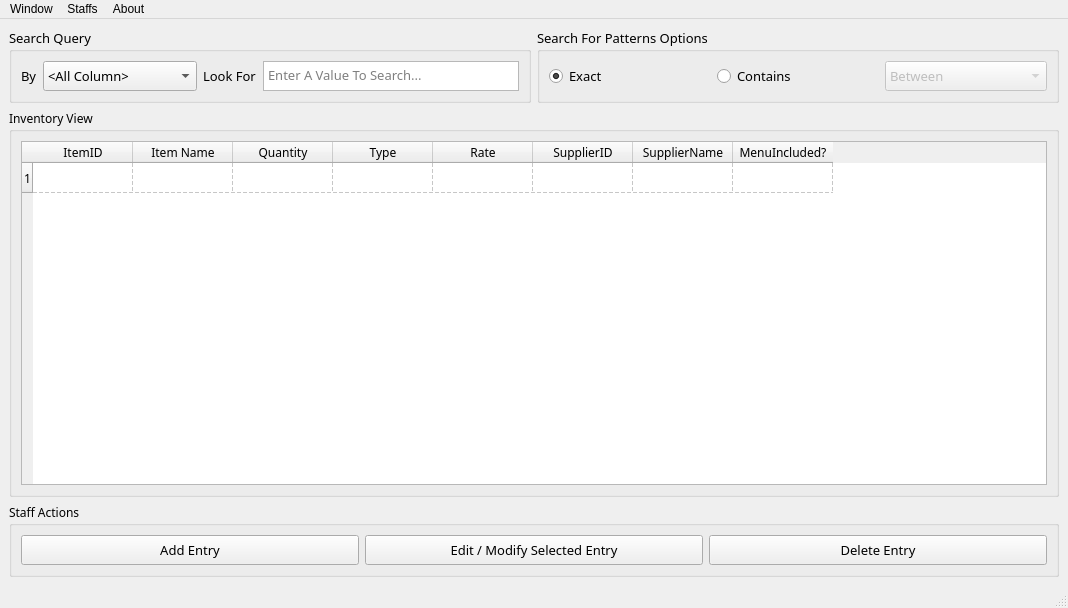
The window that Design Backend and FrontEnd/PyQt5 Prototype/Route88_InventorySystem.ui (CodexLink/Route88_HybridBusinessSystem) describes before a commit, drawn with Qt 5.
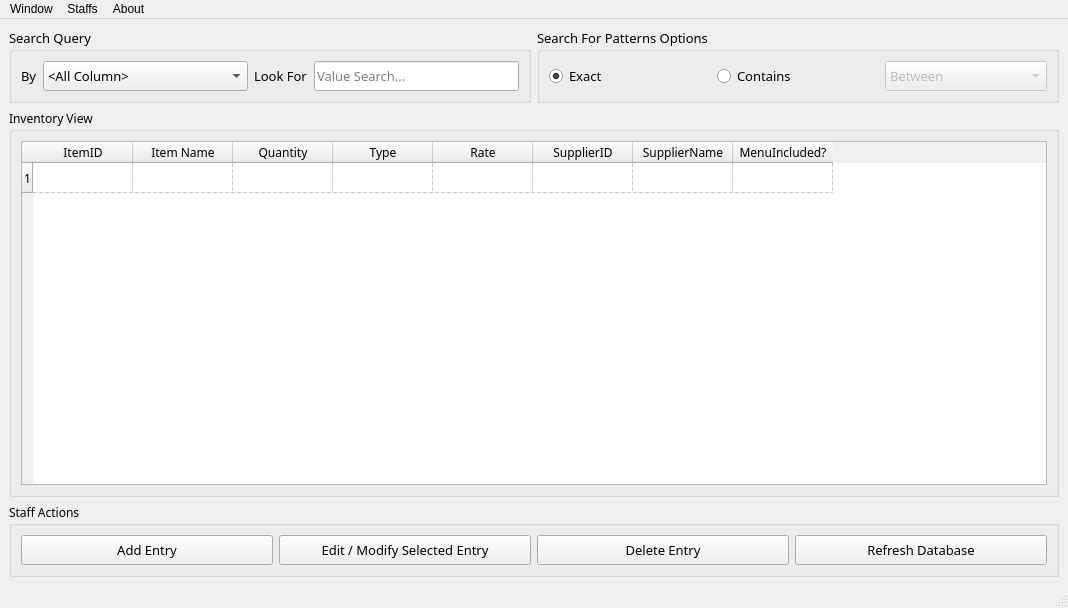
The same window after the commit. Icons and pictures are not drawn.

Commit message:
[Inventory Design Progression] Completed Design Phase 2
Remember, there are still no function added inside of this window. Linking Ready...

```diff
--- a/Design Backend and FrontEnd/PyQt5 Prototype/Route88_InventorySystem.ui
+++ b/Design Backend and FrontEnd/PyQt5 Prototype/Route88_InventorySystem.ui
@@ -122,39 +122,18 @@
             </widget>
            </item>
            <item>
-            <widget class="QPlainTextEdit" name="Query_ValueToFind">
+            <widget class="QLineEdit" name="Query_ValueToSearch">
              <property name="sizePolicy">
               <sizepolicy hsizetype="Preferred" vsizetype="Ignored">
                <horstretch>0</horstretch>
                <verstretch>0</verstretch>
               </sizepolicy>
              </property>
-             <property name="minimumSize">
-              <size>
-               <width>0</width>
-               <height>30</height>
-              </size>
-             </property>
-             <property name="font">
-              <font>
-               <family>Roboto Mono</family>
-               <pointsize>10</pointsize>
-              </font>
-             </property>
-             <property name="frameShadow">
-              <enum>QFrame::Sunken</enum>
-             </property>
-             <property name="verticalScrollBarPolicy">
-              <enum>Qt::ScrollBarAlwaysOff</enum>
-             </property>
-             <property name="horizontalScrollBarPolicy">
-              <enum>Qt::ScrollBarAlwaysOff</enum>
-             </property>
-             <property name="sizeAdjustPolicy">
-              <enum>QAbstractScrollArea::AdjustIgnored</enum>
-             </property>
              <property name="placeholderText">
-              <string>Enter A Value To Search...</string>
+              <string>Value Search...</string>
+             </property>
+             <property name="clearButtonEnabled">
+              <bool>true</bool>
              </property>
             </widget>
            </item>
@@ -463,6 +442,24 @@
          </property>
         </widget>
        </item>
+       <item>
+        <widget class="QPushButton" name="StaffAct_RefreshData">
+         <property name="sizePolicy">
+          <sizepolicy hsizetype="Minimum" vsizetype="Preferred">
+           <horstretch>0</horstretch>
+           <verstretch>0</verstretch>
+          </sizepolicy>
+         </property>
+         <property name="font">
+          <font>
+           <pointsize>10</pointsize>
+          </font>
+         </property>
+         <property name="text">
+          <string>Refresh Database</string>
+         </property>
+        </widget>
+       </item>
       </layout>
      </widget>
     </item>
```
Left out of the diff: 20 changed lines with no effect on the pictures. The commit also changes 2 other files.
